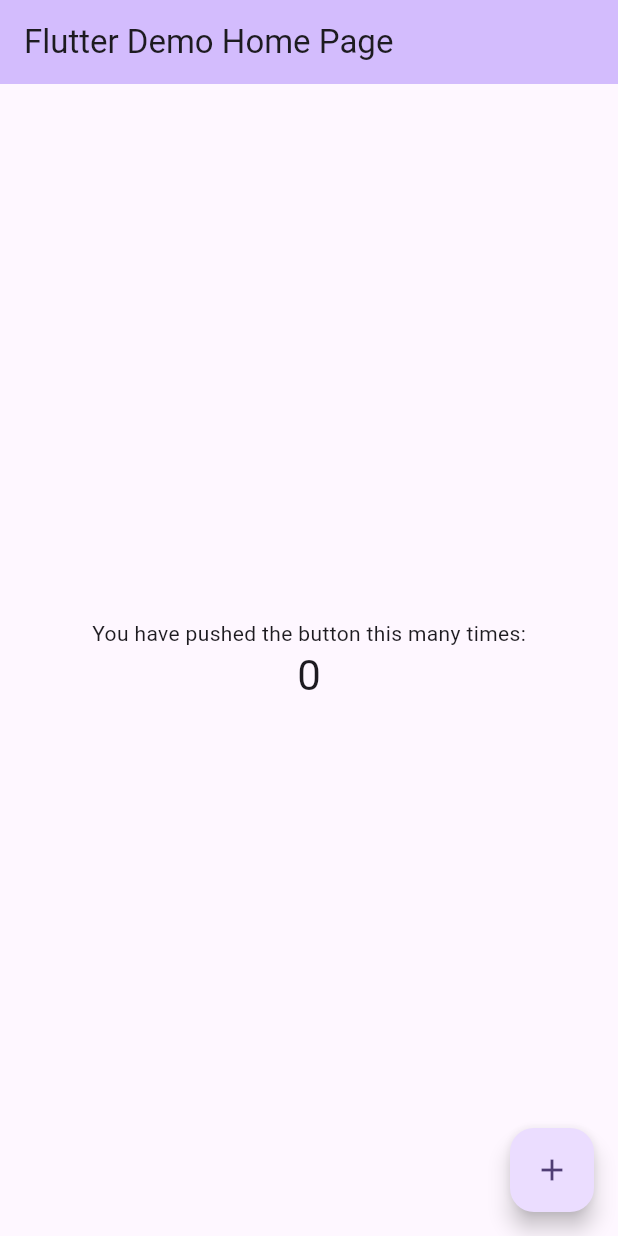
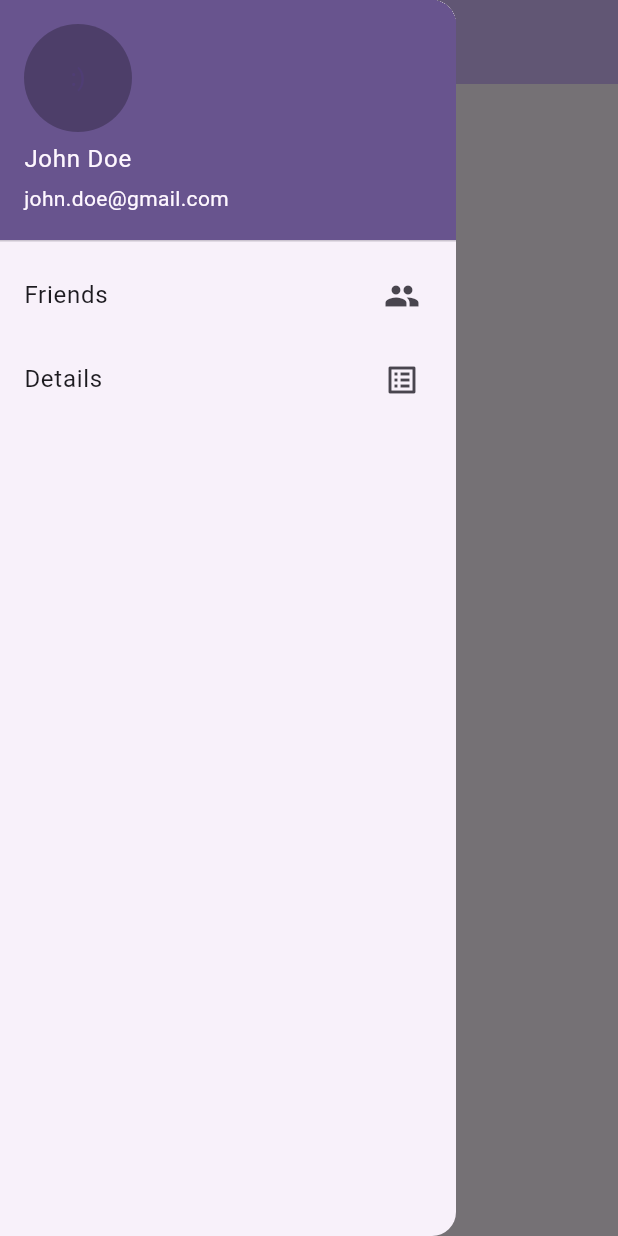
Before and after one commit to jacklc3/boing, a Flutter app: the screen it shows after launch, with the side drawer open (before the commit the screen has no drawer), on a phone screen of 412 x 824 dp. Run offline on Flutter 3.47's test engine with Material 2 defaults, Android fonts, the phone set to English and light mode, and no system bars.

Commit message:
Added details and friends page and made details persist to home page

```diff
--- a/lib/main.dart
+++ b/lib/main.dart
@@ -1,125 +1,87 @@
 import 'package:flutter/material.dart';
 
+import 'details.dart';
+import 'friends.dart';
+
 void main() {
-  runApp(const MyApp());
+  runApp(new Application());
 }
 
-class MyApp extends StatelessWidget {
-  const MyApp({super.key});
-
-  // This widget is the root of your application.
+class Application extends StatelessWidget {
     @override
     Widget build(BuildContext context) {
         return MaterialApp(
-      title: 'Flutter Demo',
+            title: 'Boing',
             theme: ThemeData(
-        // This is the theme of your application.
-        //
-        // TRY THIS: Try running your application with "flutter run". You'll see
-        // the application has a blue toolbar. Then, without quitting the app,
-        // try changing the seedColor in the colorScheme below to Colors.green
-        // and then invoke "hot reload" (save your changes or press the "hot
-        // reload" button in a Flutter-supported IDE, or press "r" if you used
-        // the command line to start the app).
-        //
-        // Notice that the counter didn't reset back to zero; the application
-        // state is not lost during the reload. To reset the state, use hot
-        // restart instead.
-        //
-        // This works for code too, not just values: Most code changes can be
-        // tested with just a hot reload.
                 colorScheme: ColorScheme.fromSeed(seedColor: Colors.deepPurple),
                 useMaterial3: true,
             ),
-      home: const MyHomePage(title: 'Flutter Demo Home Page'),
+            home: new HomePage()
         );
     }
 }
 
-class MyHomePage extends StatefulWidget {
-  const MyHomePage({super.key, required this.title});
-
-  // This widget is the home page of your application. It is stateful, meaning
-  // that it has a State object (defined below) that contains fields that affect
-  // how it looks.
-
-  // This class is the configuration for the state. It holds the values (in this
-  // case the title) provided by the parent (in this case the App widget) and
-  // used by the build method of the State. Fields in a Widget subclass are
-  // always marked "final".
-
-  final String title;
-
+class HomePage extends StatefulWidget {
     @override
-  State<MyHomePage> createState() => _MyHomePageState();
+    State<HomePage> createState() => HomePageState();
 }
 
-class _MyHomePageState extends State<MyHomePage> {
-  int _counter = 0;
+class HomePageState extends State<HomePage> {
+    List<(String, String)> details = [
+        ("Name", "John Doe"),
+        ("Email", "john.doe@gmail.com"),
+        ("LinkedIn", "@john.doe"),
+    ];
 
-  void _incrementCounter() {
-    setState(() {
-      // This call to setState tells the Flutter framework that something has
-      // changed in this State, which causes it to rerun the build method below
-      // so that the display can reflect the updated values. If we changed
-      // _counter without calling setState(), then the build method would not be
-      // called again, and so nothing would appear to happen.
-      _counter++;
-    });
+    void setDetails(int i, String key, String value) {
+        setState((){ details[i] = (key, value); });
     }
+
 
     @override
     Widget build(BuildContext context) {
-    // This method is rerun every time setState is called, for instance as done
-    // by the _incrementCounter method above.
-    //
-    // The Flutter framework has been optimized to make rerunning build methods
-    // fast, so that you can just rebuild anything that needs updating rather
-    // than having to individually change instances of widgets.
         return Scaffold(
             appBar: AppBar(
-        // TRY THIS: Try changing the color here to a specific color (to
-        // Colors.amber, perhaps?) and trigger a hot reload to see the AppBar
-        // change color while the other colors stay the same.
                 backgroundColor: Theme.of(context).colorScheme.inversePrimary,
-        // Here we take the value from the MyHomePage object that was created by
-        // the App.build method, and use it to set our appbar title.
-        title: Text(widget.title),
+                title: Text("Boing!!!"),
             ),
             body: Center(
-        // Center is a layout widget. It takes a single child and positions it
-        // in the middle of the parent.
-        child: Column(
-          // Column is also a layout widget. It takes a list of children and
-          // arranges them vertically. By default, it sizes itself to fit its
-          // children horizontally, and tries to be as tall as its parent.
-          //
-          // Column has various properties to control how it sizes itself and
-          // how it positions its children. Here we use mainAxisAlignment to
-          // center the children vertically; the main axis here is the vertical
-          // axis because Columns are vertical (the cross axis would be
-          // horizontal).
-          //
-          // TRY THIS: Invoke "debug painting" (choose the "Toggle Debug Paint"
-          // action in the IDE, or press "p" in the console), to see the
-          // wireframe for each widget.
-          mainAxisAlignment: MainAxisAlignment.center,
+                child: const Text("Time to go boing!!"),
+            ),
+            drawer: new Drawer(
+                child: ListView(
                     children: <Widget>[
-            const Text(
-              'You have pushed the button this many times:',
+                        new UserAccountsDrawerHeader(
+                            accountName: new Text(details[0].$2),
+                            accountEmail: new Text(details[1].$2),
+                            currentAccountPicture: new CircleAvatar(
+                                backgroundColor: Colors.black26,
+                                child: new Text(":)")
                             ),
-            Text(
-              '$_counter',
-              style: Theme.of(context).textTheme.headlineMedium,
+                            decoration: new BoxDecoration(color: Theme.of(context).colorScheme.primary)
                         ),
-          ],
+                        new ListTile(
+                            title: new Text("Friends"),
+                            trailing: new Icon(Icons.people),
+                            onTap: () => Navigator.of(context).push(
+                                new MaterialPageRoute(
+                                    builder: (BuildContext context) => new FriendsPage()
+                                )
+                            )
                         ),
+                        new ListTile(
+                            title: new Text("Details"),
+                            trailing: new Icon(Icons.list_alt),
+                            onTap: () => Navigator.of(context).push(
+                                new MaterialPageRoute(
+                                    builder: (BuildContext context) => new DetailsPage(details, setDetails)
+                                )
+                            )
                         ),
-      floatingActionButton: FloatingActionButton(
-        onPressed: _incrementCounter,
-        tooltip: 'Increment',
-        child: const Icon(Icons.add),
-      ), // This trailing comma makes auto-formatting nicer for build methods.
+                    ]
+                )
+            ),
+            //floatingActionButton: FloatingActionButton(),
         );
     }
 }
```
Also changed, not shown: lib/details.dart (added, +60 -0 lines), lib/friends.dart (added, +11 -0 lines). Lines whose indentation alone changed are shown as unchanged.
